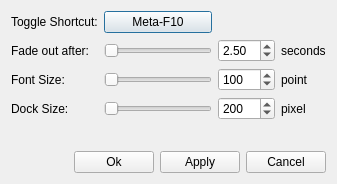
gergap/keystroke, file gui/dialog.ui: the form before one commit.
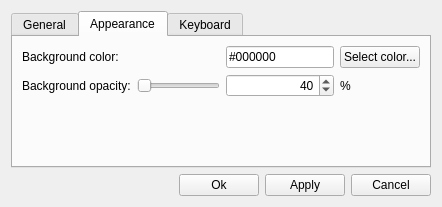
The form after the commit. The open tabs and pages were chosen to show the change.

Commit message:
Update configuration dialog.
* change to have tabs
* add background color and opacity options
* add not implemented messagebox for shortcut
* add backspace behaviour checkbox (not yet implemented)

```diff
--- a/gui/dialog.ui
+++ b/gui/dialog.ui
@@ -6,8 +6,8 @@
    <rect>
     <x>0</x>
     <y>0</y>
-    <width>337</width>
-    <height>184</height>
+    <width>442</width>
+    <height>205</height>
    </rect>
   </property>
   <property name="windowTitle">
@@ -15,6 +15,14 @@
   </property>
   <layout class="QVBoxLayout" name="verticalLayout">
    <item>
+    <widget class="QTabWidget" name="tabWidget">
+     <property name="currentIndex">
+      <number>0</number>
+     </property>
+     <widget class="QWidget" name="tab">
+      <attribute name="title">
+       <string>General</string>
+      </attribute>
     <layout class="QGridLayout" name="gridLayout">
      <item row="0" column="0">
       <widget class="QLabel" name="label">
@@ -138,9 +146,85 @@
        </property>
       </widget>
      </item>
-    </layout>
-   </item>
-   <item>
+       <item row="4" column="1">
+        <spacer name="verticalSpacer_2">
+         <property name="orientation">
+          <enum>Qt::Vertical</enum>
+         </property>
+         <property name="sizeHint" stdset="0">
+          <size>
+           <width>20</width>
+           <height>40</height>
+          </size>
+         </property>
+        </spacer>
+       </item>
+      </layout>
+     </widget>
+     <widget class="QWidget" name="tab_2">
+      <attribute name="title">
+       <string>Appearance</string>
+      </attribute>
+      <layout class="QGridLayout" name="gridLayout_2">
+       <item row="0" column="0">
+        <widget class="QLabel" name="label_9">
+         <property name="text">
+          <string>Background color:</string>
+         </property>
+        </widget>
+       </item>
+       <item row="0" column="1">
+        <widget class="QLabel" name="lblColorPreview">
+         <property name="text">
+          <string/>
+         </property>
+        </widget>
+       </item>
+       <item row="0" column="3">
+        <widget class="QLineEdit" name="lineEditColor">
+         <property name="inputMask">
+          <string>\#HHHHHH; </string>
+         </property>
+         <property name="text">
+          <string>#000000</string>
+         </property>
+        </widget>
+       </item>
+       <item row="1" column="0">
+        <widget class="QLabel" name="label_10">
+         <property name="text">
+          <string>Background opacity:</string>
+         </property>
+        </widget>
+       </item>
+       <item row="1" column="1" colspan="2">
+        <widget class="QSlider" name="sliderOpacity">
+         <property name="orientation">
+          <enum>Qt::Horizontal</enum>
+         </property>
+        </widget>
+       </item>
+       <item row="1" column="3">
+        <widget class="QSpinBox" name="spinOpacity">
+         <property name="alignment">
+          <set>Qt::AlignRight|Qt::AlignTrailing|Qt::AlignVCenter</set>
+         </property>
+         <property name="maximum">
+          <number>100</number>
+         </property>
+         <property name="value">
+          <number>40</number>
+         </property>
+        </widget>
+       </item>
+       <item row="1" column="4">
+        <widget class="QLabel" name="label_11">
+         <property name="text">
+          <string>%</string>
+         </property>
+        </widget>
+       </item>
+       <item row="2" column="2">
     <spacer name="verticalSpacer">
      <property name="orientation">
       <enum>Qt::Vertical</enum>
@@ -148,10 +232,42 @@
      <property name="sizeHint" stdset="0">
       <size>
        <width>20</width>
-       <height>31</height>
+           <height>74</height>
       </size>
      </property>
     </spacer>
+       </item>
+       <item row="0" column="4">
+        <widget class="QPushButton" name="btnSelectColor">
+         <property name="text">
+          <string>Select color...</string>
+         </property>
+        </widget>
+       </item>
+      </layout>
+     </widget>
+     <widget class="QWidget" name="tab_3">
+      <attribute name="title">
+       <string>Keyboard</string>
+      </attribute>
+      <widget class="QCheckBox" name="chkBackspace">
+       <property name="geometry">
+        <rect>
+         <x>10</x>
+         <y>10</y>
+         <width>181</width>
+         <height>21</height>
+        </rect>
+       </property>
+       <property name="toolTip">
+        <string>&lt;html&gt;&lt;head/&gt;&lt;body&gt;&lt;p&gt;Enables backspace functionality. This means you don't see the backspace key, but the previous typed key gets deleted.&lt;/p&gt;&lt;/body&gt;&lt;/html&gt;</string>
+       </property>
+       <property name="text">
+        <string>Enable Backspace</string>
+       </property>
+      </widget>
+     </widget>
+    </widget>
    </item>
    <item>
     <layout class="QHBoxLayout" name="horizontalLayout">
```
Left out of the diff: 121 changed lines with no effect on the pictures. Lines whose indentation alone changed are shown as unchanged. The commit also changes 5 other files.
